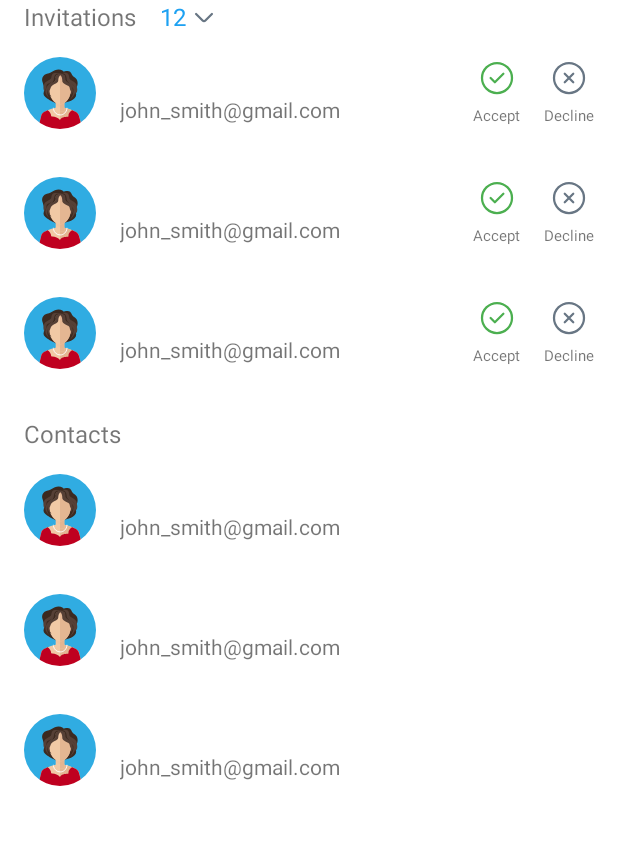
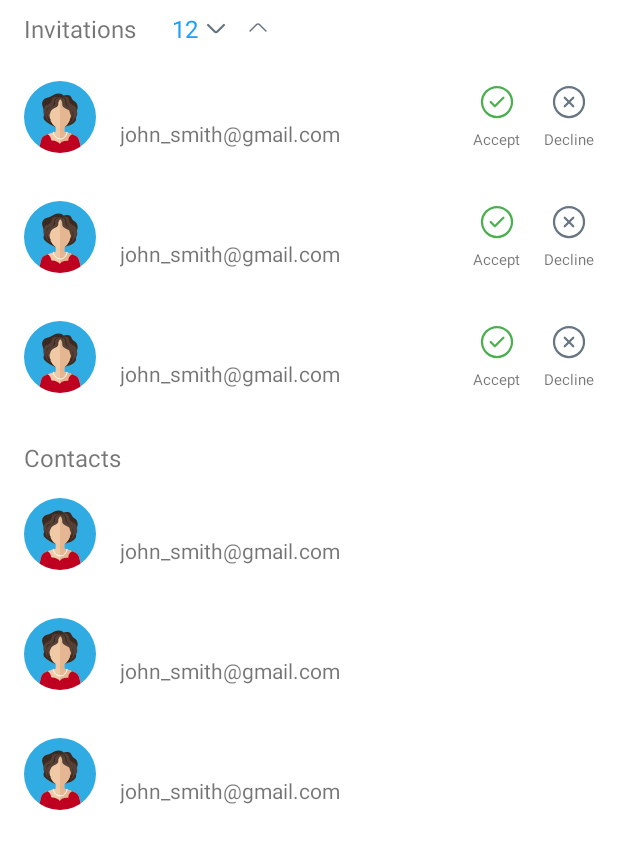
Before and after one commit to alexandermalinov/whisper, an Android app: the layout fragment_contacts.xml on its own in the app's theme, with its tools: preview values and no code run, on a phone screen of 412 x 824 dp. Shown: the top 849 px of the screen. Run offline under Robolectric (Android 15) with nearby library versions, the phone set to English and light mode, and no system bars.

Commit message:
WSR-3 Added expandable animation on invitations recyclerview

```diff
--- a/app/src/main/java/com/example/whisper/ui/contacts/ContactPresenter.kt
+++ b/app/src/main/java/com/example/whisper/ui/contacts/ContactPresenter.kt
@@ -3,4 +3,6 @@ package com.example.whisper.ui.contacts
 interface ContactPresenter {
 
     fun navigateToAddContact()
+
+    fun expandInvitations()
 }
--- a/app/src/main/java/com/example/whisper/ui/contacts/ContactsFragment.kt
+++ b/app/src/main/java/com/example/whisper/ui/contacts/ContactsFragment.kt
@@ -1,7 +1,11 @@
 package com.example.whisper.ui.contacts
 
+import android.animation.LayoutTransition
 import android.os.Bundle
+import android.transition.AutoTransition
+import android.transition.TransitionManager
 import android.view.View
+import android.view.ViewGroup
 import androidx.fragment.app.viewModels
 import androidx.recyclerview.widget.LinearLayoutManager
 import com.example.whisper.R
@@ -47,6 +51,10 @@ class ContactsFragment : BaseFragment<FragmentContactsBinding>() {
             adapter = ContactsInviteAdapter(viewModel)
             layoutManager = LinearLayoutManager(context)
         }
+        dataBinding.recyclerInvitations2.apply {
+            adapter = ContactsInviteAdapter(viewModel)
+            layoutManager = LinearLayoutManager(context)
+        }
     }
 
     private fun collectUiStates() {
@@ -59,8 +67,33 @@ class ContactsFragment : BaseFragment<FragmentContactsBinding>() {
         collectState {
             viewModel.contacts.collect { contacts ->
                 (dataBinding.recyclerContacts.adapter as ContactsAdapter).submitList(contacts)
-                (dataBinding.recyclerInvitations.adapter as ContactsInviteAdapter).submitList(contacts)
+                val invi = if (contacts.isNotEmpty()) listOf(contacts[0]) else listOf()
+                (dataBinding.recyclerInvitations.adapter as ContactsInviteAdapter).submitList(
+                    invi
+                )
+                (dataBinding.recyclerInvitations2.adapter as ContactsInviteAdapter).submitList(
+                    contacts
+                )
+            }
+        }
+
+        collectState {
+            viewModel.invitationsExpandEvent.collect { shouldExpand ->
+                expandInvitations(shouldExpand)
             }
         }
     }
+
+    private fun expandInvitations(shouldExpand: Boolean) {
+        dataBinding.apply {
+            TransitionManager.beginDelayedTransition(recyclerInvitations, AutoTransition())
+            recyclerInvitations2.visibility = if (shouldExpand) View.VISIBLE else View.GONE
+            buttonExpand.visibility = if (shouldExpand) View.GONE else View.VISIBLE
+            buttonShrink.visibility = if (shouldExpand) View.VISIBLE else View.GONE
+            //val params = recyclerInvitations.layoutParams
+            //params.width = ViewGroup.LayoutParams.MATCH_PARENT
+            //params.height = if (shouldExpand) ViewGroup.LayoutParams.WRAP_CONTENT else 240
+            //recyclerInvitations.layoutParams = params
+        }
+    }
 }
--- a/app/src/main/java/com/example/whisper/ui/contacts/ContactsViewModel.kt
+++ b/app/src/main/java/com/example/whisper/ui/contacts/ContactsViewModel.kt
@@ -17,7 +17,9 @@ import com.example.whisper.vo.contacts.ContactsUiState
 import com.example.whisper.vo.contacts.toContactsUiModel
 import dagger.hilt.android.lifecycle.HiltViewModel
 import kotlinx.coroutines.Dispatchers
+import kotlinx.coroutines.flow.MutableSharedFlow
 import kotlinx.coroutines.flow.MutableStateFlow
+import kotlinx.coroutines.flow.asSharedFlow
 import kotlinx.coroutines.flow.asStateFlow
 import kotlinx.coroutines.launch
 import javax.inject.Inject
@@ -35,8 +37,12 @@ class ContactsViewModel @Inject constructor(
     val contacts
         get() = _contacts.asStateFlow()
 
+    val invitationsExpandEvent
+        get() = _invitationsExpandEvent.asStateFlow()
+
     private val _uiState = MutableStateFlow(ContactsUiState())
     private val _contacts = MutableStateFlow(emptyList<ContactUiModel>())
+    private val _invitationsExpandEvent = MutableStateFlow<Boolean>(false)
 
     init {
         viewModelScope.launch(Dispatchers.IO) {
@@ -62,6 +68,12 @@ class ContactsViewModel @Inject constructor(
     ---------------------------------------------------------------------------------------------*/
     override fun navigateToAddContact() {
         _navigationLiveData.value = NavGraph(R.id.action_baseContactsFragment_to_addContactFragment)
+    }
+
+    override fun expandInvitations() {
+        viewModelScope.launch {
+            _invitationsExpandEvent.emit(_invitationsExpandEvent.value.not())
+        }
     }
 
     /* --------------------------------------------------------------------------------------------
--- /dev/null
+++ b/app/src/main/res/drawable/ic_arrow_up.xml
@@ -0,0 +1,13 @@
+<vector xmlns:android="http://schemas.android.com/apk/res/android"
+    android:width="16dp"
+    android:height="16dp"
+    android:viewportWidth="24"
+    android:viewportHeight="24">
+  <path
+      android:pathData="M19.92,15.05L13.4,8.53C12.63,7.76 11.37,7.76 10.6,8.53L4.08,15.05"
+      android:strokeLineJoin="round"
+      android:strokeWidth="1.5"
+      android:fillColor="#00000000"
+      android:strokeColor="#687684"
+      android:strokeLineCap="round"/>
+</vector>
--- a/app/src/main/res/layout/fragment_contacts.xml
+++ b/app/src/main/res/layout/fragment_contacts.xml
@@ -21,12 +21,15 @@
     <androidx.core.widget.NestedScrollView
         android:layout_width="match_parent"
         android:layout_height="match_parent"
+        android:animateLayoutChanges="true"
         android:fillViewport="true">
 
-        <androidx.constraintlayout.widget.ConstraintLayout
+        <LinearLayout
+            android:id="@+id/contacts_container"
             android:layout_width="match_parent"
             android:layout_height="wrap_content"
             android:orientation="vertical"
+            android:animateLayoutChanges="true"
             android:paddingHorizontal="@dimen/padding_medium">
 
             <ImageView
@@ -35,7 +38,7 @@
                 android:layout_height="wrap_content"
                 android:layout_marginTop="@dimen/margin_xx_medium"
                 android:src="@drawable/ic_no_results_found"
-                android:visibility="invisible"
+                android:visibility="gone"
                 app:layout_constraintEnd_toEndOf="parent"
                 app:layout_constraintStart_toStartOf="parent"
                 app:layout_constraintTop_toTopOf="parent"
@@ -50,7 +53,7 @@
                 android:text="@string/no_results_found"
                 android:textColor="@color/white"
                 android:textSize="@dimen/text_xx_medium"
-                android:visibility="invisible"
+                android:visibility="gone"
                 app:layout_constraintStart_toStartOf="parent"
                 app:layout_constraintTop_toBottomOf="@+id/image_not_found"
                 app:visibleGone="@{model.uiState == ContactsState.EMPTY}" />
@@ -62,7 +65,7 @@
                 android:layout_marginTop="@dimen/margin_small"
                 android:text="@string/contacts_not_found_explanation"
                 android:textSize="@dimen/text_medium"
-                android:visibility="invisible"
+                android:visibility="gone"
                 app:layout_constraintStart_toStartOf="parent"
                 app:layout_constraintTop_toBottomOf="@+id/text_not_found"
                 app:visibleGone="@{model.uiState == ContactsState.EMPTY}" />
@@ -73,7 +76,7 @@
                 android:layout_height="0.5dp"
                 android:layout_marginTop="@dimen/margin_xx_medium"
                 android:background="@color/eerie_black"
-                android:visibility="invisible"
+                android:visibility="gone"
                 app:layout_constraintStart_toStartOf="parent"
                 app:layout_constraintTop_toBottomOf="@+id/text_not_found_description"
                 app:visibleGone="@{model.uiState == ContactsState.EMPTY}" />
@@ -86,7 +89,7 @@
                 android:onClick="@{() -> presenter.navigateToAddContact()}"
                 android:text="@string/invite_a_user"
                 android:textAllCaps="false"
-                android:visibility="invisible"
+                android:visibility="gone"
                 app:layout_constraintStart_toStartOf="parent"
                 app:layout_constraintTop_toBottomOf="@+id/divider_top_start_chat"
                 app:visibleGone="@{model.uiState == ContactsState.EMPTY}" />
@@ -96,16 +99,22 @@
                 android:layout_width="match_parent"
                 android:layout_height="0.5dp"
                 android:background="@color/eerie_black"
-                android:visibility="invisible"
+                android:visibility="gone"
                 app:layout_constraintStart_toStartOf="parent"
                 app:layout_constraintTop_toBottomOf="@+id/button_start_chat"
                 app:visibleGone="@{model.uiState == ContactsState.EMPTY}" />
+
+            <LinearLayout
+                android:layout_width="match_parent"
+                android:layout_height="wrap_content"
+                android:orientation="horizontal">
 
                 <TextView
                     android:id="@+id/text_invitations"
                     android:layout_width="wrap_content"
                     android:layout_height="wrap_content"
                     android:text="@string/invitations"
+                    android:onClick="@{() -> presenter.expandInvitations()}"
                     android:textSize="@dimen/text_medium"
                     app:layout_constraintStart_toStartOf="parent"
                     app:layout_constraintTop_toTopOf="parent" />
@@ -116,24 +125,59 @@
                     android:layout_height="wrap_content"
                     android:layout_marginStart="@dimen/margin_medium"
                     android:text="12"
+                    android:paddingVertical="@dimen/padding_small"
+                    android:paddingStart="@dimen/padding_small"
+                    android:onClick="@{() -> presenter.expandInvitations()}"
                     android:textColor="@color/cactus_green"
                     android:textSize="@dimen/text_medium"
                     app:layout_constraintStart_toEndOf="@+id/text_invitations"
                     app:layout_constraintTop_toTopOf="parent" />
 
                 <ImageView
+                    android:id="@+id/button_expand"
                     android:layout_width="wrap_content"
                     android:layout_height="wrap_content"
                     android:layout_marginStart="@dimen/margin_tiny"
                     android:src="@drawable/ic_arrow_down"
+                    android:paddingVertical="@dimen/padding_small"
+                    android:paddingEnd="@dimen/padding_small"
+                    android:layout_gravity="center_vertical"
+                    android:onClick="@{() -> presenter.expandInvitations()}"
                     app:layout_constraintBottom_toBottomOf="@+id/text_invitations_count"
                     app:layout_constraintStart_toEndOf="@+id/text_invitations_count"
                     app:layout_constraintTop_toTopOf="parent" />
 
+                <ImageView
+                    android:id="@+id/button_shrink"
+                    android:layout_width="wrap_content"
+                    android:layout_height="wrap_content"
+                    android:layout_marginStart="@dimen/margin_tiny"
+                    android:src="@drawable/ic_arrow_up"
+                    android:paddingVertical="@dimen/padding_small"
+                    android:paddingEnd="@dimen/padding_small"
+                    android:layout_gravity="center_vertical"
+                    android:onClick="@{() -> presenter.expandInvitations()}"
+                    app:layout_constraintBottom_toBottomOf="@+id/text_invitations_count"
+                    app:layout_constraintStart_toEndOf="@+id/text_invitations_count"
+                    app:layout_constraintTop_toTopOf="parent" />
+
+            </LinearLayout>
+
             <androidx.recyclerview.widget.RecyclerView
                 android:id="@+id/recycler_invitations"
                 android:layout_width="match_parent"
-                android:layout_height="240dp"
+                android:layout_height="wrap_content"
+                app:layout_constraintEnd_toEndOf="parent"
+                app:layout_constraintStart_toStartOf="parent"
+                app:layout_constraintTop_toBottomOf="@+id/text_invitations"
+                tools:listitem="@layout/item_contact_invite" />
+
+            <androidx.recyclerview.widget.RecyclerView
+                android:id="@+id/recycler_invitations_2"
+                android:layout_width="match_parent"
+                android:layout_height="wrap_content"
+                android:visibility="gone"
+                android:onClick="@{() -> presenter.expandInvitations()}"
                 app:layout_constraintEnd_toEndOf="parent"
                 app:layout_constraintStart_toStartOf="parent"
                 app:layout_constraintTop_toBottomOf="@+id/text_invitations"
@@ -153,9 +197,7 @@
             <androidx.recyclerview.widget.RecyclerView
                 android:id="@+id/recycler_contacts"
                 android:layout_width="match_parent"
-                android:layout_height="0dp"
-                android:clipToPadding="false"
-                android:paddingBottom="@dimen/padding_extra_huge"
+                android:layout_height="wrap_content"
                 app:layout_constraintBottom_toBottomOf="parent"
                 app:layout_constraintEnd_toEndOf="parent"
                 app:layout_constraintStart_toStartOf="parent"
@@ -205,7 +247,7 @@
 
             </com.facebook.shimmer.ShimmerFrameLayout>
 
-        </androidx.constraintlayout.widget.ConstraintLayout>
+        </LinearLayout>
 
     </androidx.core.widget.NestedScrollView>
 </layout>
```
Lines whose indentation alone changed are shown as unchanged.
